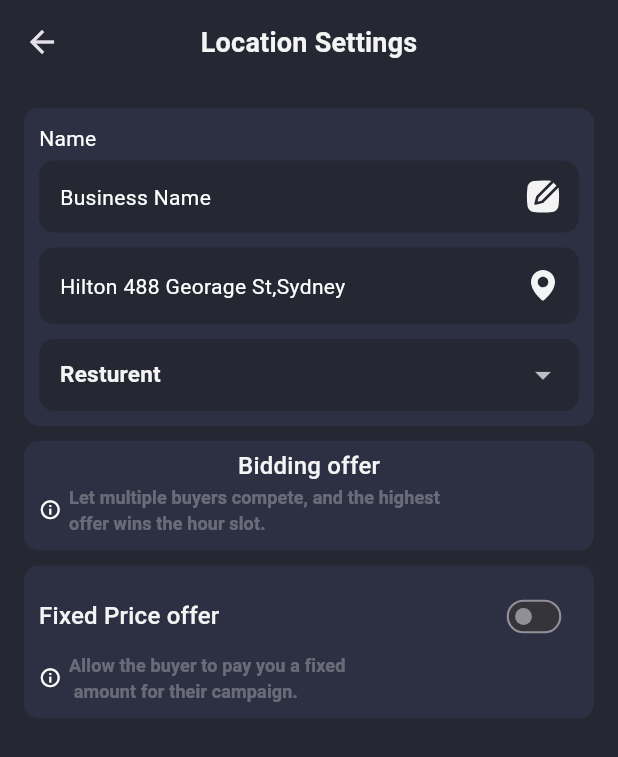
After one commit to Mshahzad01/city17, a Flutter app: the LocationSetting screen opened by its route, on a phone screen of 412 x 824 dp. The commit adds this screen. Shown: the top 757 px of the screen. Run offline on Flutter 3.47's test engine with Material 3 defaults, Android fonts, the phone set to English and light mode, and no system bars; our stand-ins replace flutter_bloc, flutter_svg, syncfusion_flutter_charts; Roboto replaces fonts that are missing (myfont).

Commit message:
new chaning

```diff
--- a/lib/config/dark_theme.dart
+++ b/lib/config/dark_theme.dart
@@ -12,6 +12,10 @@ class DarkTheme {
       //   foregroundColor: Colors.white,
       //   elevation: 0,
       // ),
+
+      appBarTheme: AppBarTheme(
+        color: AppColors.appbackgroundcolor
+      ),
 
 
 
--- a/lib/config/ongenerated_route.dart
+++ b/lib/config/ongenerated_route.dart
@@ -1,5 +1,6 @@
 import 'package:city17/src/feature/home/bottom_nav_bar/bottom_bar_screen.dart';
 import 'package:city17/src/feature/home/screen/home_screen.dart';
+import 'package:city17/src/feature/home/screen/location_setting.dart';
 
 import 'package:city17/src/feature/splash/screen/splash_screen.dart';
 import 'package:flutter/material.dart';
@@ -29,6 +30,14 @@ mixin AppRoute {
 
 
 
+              case LocationSetting.routename:
+        return MaterialPageRoute(
+          settings: settings,
+          builder: (context) =>const  LocationSetting(),
+        );
+
+
+
       default:
         return MaterialPageRoute(
           builder: (_) =>
--- a/lib/src/constant/asset_string.dart
+++ b/lib/src/constant/asset_string.dart
@@ -23,4 +23,7 @@ mixin AssetString {
 
   static const dropup = "assets/icon/dropup.svg";
   static const growthicon= "assets/icon/growthicon.svg";
+
+  static const editicon = "assets/icon/editicon.svg";
+  static const locationicon = "assets/icon/locationicon.svg";
 }
--- a/lib/src/feature/home/screen/home_screen.dart
+++ b/lib/src/feature/home/screen/home_screen.dart
@@ -89,9 +89,14 @@ class _HomeScreenState extends State<HomeScreen> {
   }
 
   Future<dynamic> showmodelbottomshett(BuildContext contxt) {
+    final _formKey = GlobalKey<FormState>();
+    final nameController = TextEditingController();
+    final addressController = TextEditingController();
+    final secondNameController = TextEditingController();
+
     return showModalBottomSheet(
       context: contxt,
-      isScrollControlled: true, // <- very important
+      isScrollControlled: true,
       builder: (innercontext) {
         final bottomPadding = MediaQuery.of(innercontext).viewInsets.bottom;
 
@@ -103,16 +108,20 @@ class _HomeScreenState extends State<HomeScreen> {
             color: AppColors.bottombarcolor,
           ),
           child: SingleChildScrollView(
+            child: Form(
+              key: _formKey,
               child: Column(
                 mainAxisSize: MainAxisSize.min,
                 crossAxisAlignment: CrossAxisAlignment.start,
                 children: [
                   Text(
                     "Add a display location",
-                  style: context.myTextTheme.titleMedium,
+                    style: contxt.myTextTheme.titleMedium,
                   ),
                   SizedBox(height: 16),
-                TextField(
+
+                  TextFormField(
+                    controller: nameController,
                     decoration: InputDecoration(
                       hintText: "Business Name",
                       filled: true,
@@ -122,13 +131,20 @@ class _HomeScreenState extends State<HomeScreen> {
                         borderSide: BorderSide.none,
                       ),
                     ),
+                    validator: (value) {
+                      if (value == null || value.isEmpty) {
+                        return 'Business name is required';
+                      }
+                      return null;
+                    },
                   ),
 
                   SizedBox(height: 10),
 
-                TextField(
+                  TextFormField(
+                    controller: addressController,
                     decoration: InputDecoration(
-                    hintText: "Business address",
+                      hintText: "Business Address",
                       filled: true,
                       fillColor: AppColors.cardcolor,
                       border: OutlineInputBorder(
@@ -136,12 +152,20 @@ class _HomeScreenState extends State<HomeScreen> {
                         borderSide: BorderSide.none,
                       ),
                     ),
+                    validator: (value) {
+                      if (value == null || value.isEmpty) {
+                        return 'Address is required';
+                      }
+                      return null;
+                    },
                   ),
 
                   SizedBox(height: 10),
-                TextField(
+
+                  TextFormField(
+                    controller: secondNameController,
                     decoration: InputDecoration(
-                    hintText: "Business Name",
+                      hintText: "Business Category",
                       filled: true,
                       fillColor: AppColors.cardcolor,
                       border: OutlineInputBorder(
@@ -149,13 +173,24 @@ class _HomeScreenState extends State<HomeScreen> {
                         borderSide: BorderSide.none,
                       ),
                     ),
+                    validator: (value) {
+                      if (value == null || value.isEmpty) {
+                        return 'Business is  required';
+                      }
+                      return null;
+                    },
                   ),
+
                   SizedBox(height: 15),
 
                   Align(
                     alignment: Alignment.bottomRight,
                     child: TextButton(
-                    onPressed: () {},
+                      onPressed: () {
+                        if (_formKey.currentState!.validate()) {
+                          Navigator.pop(innercontext);
+                        }
+                      },
                       child: Text(
                         "Add",
                         style: innercontext.myTextTheme.bodyMedium?.copyWith(
@@ -167,6 +202,7 @@ class _HomeScreenState extends State<HomeScreen> {
                 ],
               ),
             ),
+          ),
         );
       },
     );
--- /dev/null
+++ b/lib/src/feature/home/screen/location_setting.dart
@@ -0,0 +1,255 @@
+import 'package:city17/src/constant/app_color.dart';
+import 'package:city17/src/constant/asset_string.dart';
+import 'package:city17/src/core/extension/context_ext.dart';
+import 'package:flutter/material.dart';
+import 'package:flutter_svg/flutter_svg.dart';
+
+class LocationSetting extends StatefulWidget {
+  static const routename = "/locationsetting";
+  const LocationSetting({super.key});
+
+  @override
+  State<LocationSetting> createState() => _LocationSettingState();
+}
+
+class _LocationSettingState extends State<LocationSetting> {
+  String selectedcategory = "Resturent";
+
+  List<String> businesscategory = ['Resturent', 'Shop', 'Vechile'];
+
+  bool iselected = false;
+
+  @override
+  Widget build(BuildContext context) {
+    return Scaffold(
+      appBar: AppBar(
+        title: Text(
+          "Location Settings",
+          style: context.myTextTheme.titleMedium?.copyWith(fontSize: 18),
+        ),
+        centerTitle: true,
+      ),
+
+      body: Padding(
+        padding: EdgeInsets.symmetric(horizontal: 16, vertical: 16),
+        child: Column(
+          children: [
+            Container(
+              padding: EdgeInsets.only(
+                left: 10,
+                right: 10,
+                top: 10,
+                bottom: 10,
+              ),
+
+              decoration: BoxDecoration(
+                borderRadius: BorderRadius.circular(10),
+
+                color: AppColors.cardcolor,
+              ),
+
+              child: Column(
+                crossAxisAlignment: CrossAxisAlignment.start,
+                children: [
+                  Text("Name"),
+
+                  SizedBox(height: 05),
+
+                  TextField(
+                    decoration: InputDecoration(
+                      border: OutlineInputBorder(
+                        borderSide: BorderSide.none,
+
+                        borderRadius: BorderRadius.circular(10),
+                      ),
+                      fillColor: AppColors.appbackgroundcolor,
+                      filled: true,
+
+                      hint: Text("Business Name"),
+
+                      suffixIcon: Padding(
+                        padding: EdgeInsets.all(10),
+
+                        child: SvgPicture.asset(AssetString.editicon),
+                      ),
+                      contentPadding: EdgeInsets.symmetric(
+                        horizontal: 10,
+                        vertical: 10,
+                      ),
+                    ),
+                  ),
+
+                  SizedBox(height: 10),
+                  TextField(
+                    decoration: InputDecoration(
+                      border: OutlineInputBorder(
+                        borderSide: BorderSide.none,
+
+                        borderRadius: BorderRadius.circular(10),
+                      ),
+                      fillColor: AppColors.appbackgroundcolor,
+                      filled: true,
+                      focusColor: AppColors.appbackgroundcolor,
+
+                      hint: Text("Hilton 488 Georage St,Sydney"),
+
+                      suffixIcon: Padding(
+                        padding: EdgeInsets.all(15),
+
+                        child: SvgPicture.asset(AssetString.locationicon),
+                      ),
+                      contentPadding: EdgeInsets.symmetric(
+                        horizontal: 10,
+                        vertical: 10,
+                      ),
+                    ),
+                  ),
+
+                  SizedBox(height: 10),
+                  DropdownButtonFormField(
+                    value: selectedcategory,
+                    focusColor: AppColors.appbackgroundcolor,
+                    dropdownColor: AppColors.appbackgroundcolor,
+                    borderRadius: BorderRadius.circular(10),
+                    decoration: InputDecoration(
+                      border: OutlineInputBorder(
+                        borderSide: BorderSide.none,
+
+                        borderRadius: BorderRadius.circular(10),
+                      ),
+                      contentPadding: EdgeInsets.symmetric(
+                        horizontal: 10,
+                        vertical: 10,
+                      ),
+
+                      fillColor: AppColors.appbackgroundcolor,
+                      filled: true,
+                    ),
+                    items: businesscategory.map((category) {
+                      return DropdownMenuItem(
+                        value: category,
+                        child: Text(category),
+                      );
+                    }).toList(),
+
+                    onChanged: (value) {
+                      setState(() {
+                        selectedcategory = value!;
+                      });
+                    },
+                  ),
+                ],
+              ),
+            ),
+
+            // ad pricing
+            Container(
+              margin: EdgeInsets.only(top: 10),
+              padding: EdgeInsets.only(
+                left: 10,
+                right: 10,
+                top: 05,
+                bottom: 10,
+              ),
+
+              decoration: BoxDecoration(
+                borderRadius: BorderRadius.circular(10),
+
+                color: AppColors.cardcolor,
+              ),
+
+              child: Column(
+                crossAxisAlignment: CrossAxisAlignment.start,
+                children: [
+                  Center(
+                    child: Text(
+                      "Bidding offer",
+                      style: context.myTextTheme.titleMedium?.copyWith(
+                        fontSize: 16,
+                        fontWeight: FontWeight.w500,
+                      ),
+                    ),
+                  ),
+                  Row(
+                    mainAxisAlignment: MainAxisAlignment.start,
+                    children: [
+                      Icon(Icons.info_outline, size: 15),
+                      SizedBox(width: 05),
+                      Text(
+                        'Let multiple buyers compete, and the highest \noffer wins the hour slot.',
+                        style: context.myTextTheme.titleSmall?.copyWith(
+                          color: AppColors.textcolor.withValues(alpha: 0.3),
+                        ),
+                      ),
+                    ],
+                  ),
+                ],
+              ),
+            ),
+
+            Container(
+              margin: EdgeInsets.only(top: 10),
+              padding: EdgeInsets.only(
+                left: 10,
+                right: 10,
+                top: 10,
+                bottom: 10,
+              ),
+
+              decoration: BoxDecoration(
+                borderRadius: BorderRadius.circular(10),
+
+                color: AppColors.cardcolor,
+              ),
+
+              child: Column(
+                crossAxisAlignment: CrossAxisAlignment.start,
+                children: [
+                  Row(
+                    mainAxisAlignment: MainAxisAlignment.spaceBetween,
+                    children: [
+                      Text(
+                        "Fixed Price offer",
+                        style: context.myTextTheme.titleMedium?.copyWith(
+                          fontSize: 16,
+                          fontWeight: FontWeight.w500,
+                        ),
+                      ),
+
+                      Transform.scale(
+                        scale: 0.7,
+                        child: Switch(
+                          activeColor: AppColors.greencolor,
+                          value: iselected,
+                          onChanged: (bool newvalue) {
+                            setState(() {
+                              iselected = !iselected;
+                            });
+                          },
+                        ),
+                      ),
+                    ],
+                  ),
+
+                  Row(
+                    mainAxisAlignment: MainAxisAlignment.start,
+                    children: [
+                      Icon(Icons.info_outline, size: 15),
+                      SizedBox(width: 05),
+                      Text(
+                        'Allow the buyer to pay you a fixed \n amount for their campaign.',
+                        style: context.myTextTheme.titleSmall?.copyWith(
+                          color: AppColors.textcolor.withValues(alpha: 0.3),
+                        ),
+                      ),
+                    ],
+                  ),
+                ],
+              ),
+            ),
+          ],
+        ),
+      ),
+    );
+  }
+}
--- a/lib/src/feature/home/widgets/add_buiness.dart
+++ /dev/null
@@ -1,5 +0,0 @@
-
-
-
-
-import 'package:flutter/material.dart';
--- a/lib/src/feature/home/widgets/mange_business.dart
+++ b/lib/src/feature/home/widgets/mange_business.dart
@@ -2,6 +2,7 @@ import 'package:city17/src/constant/app_color.dart';
 import 'package:city17/src/constant/asset_string.dart';
 import 'package:city17/src/core/extension/context_ext.dart';
 import 'package:city17/src/feature/home/model/display_model.dart';
+import 'package:city17/src/feature/home/screen/location_setting.dart';
 import 'package:flutter/material.dart';
 import 'package:flutter_svg/flutter_svg.dart';
 
@@ -67,7 +68,7 @@ class _MangeBusinessState extends State<MangeBusiness> {
                                       ),
                                 ),
                                 InkWell(
-                                  onTap: () {},
+                             onTap: () => Navigator.pushNamed(context, LocationSetting.routename,),
                                   child: SvgPicture.asset(
                                     AssetString.settingicon,
                                   ),
```
Also changed, not shown: assets/icon/editicon.svg (added), assets/icon/locationicon.svg (added). Lines whose indentation alone changed are shown as unchanged.
